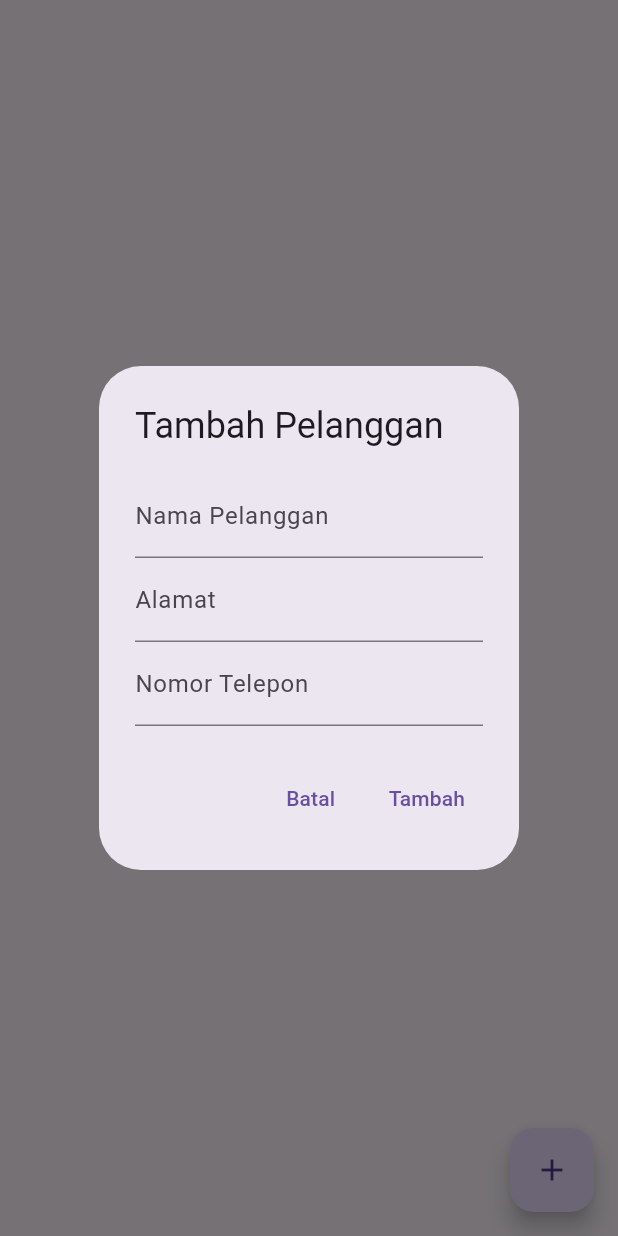
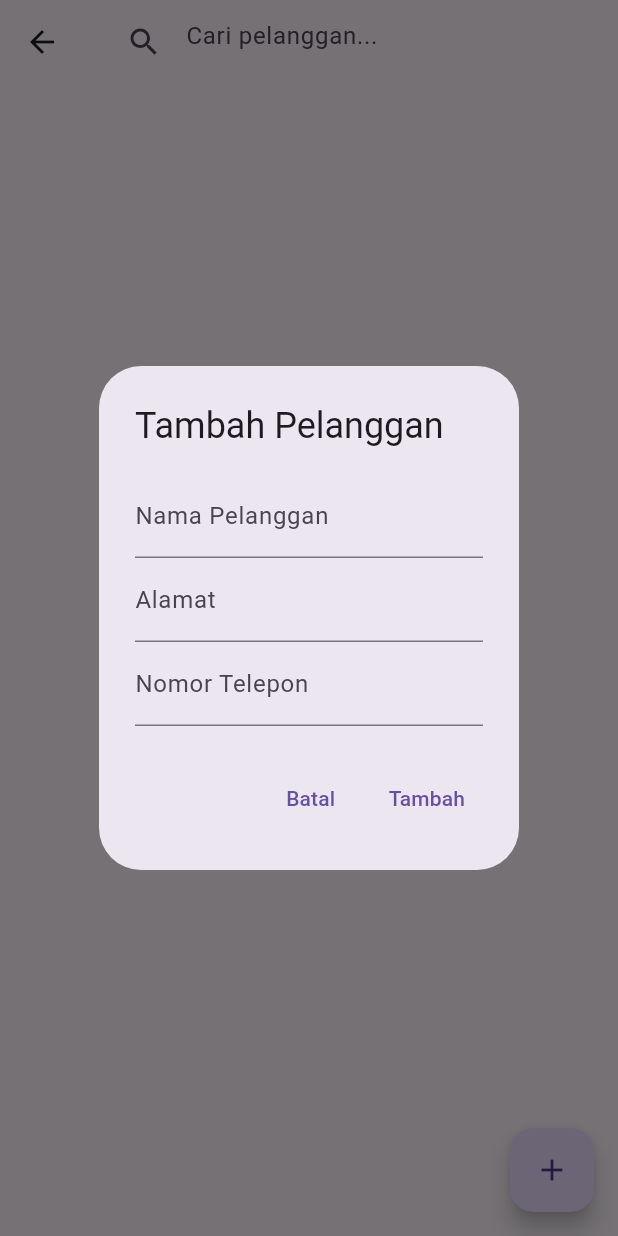
Before and after one commit to RaflyEsa/ukk_2025, a Flutter app: the PelangganPage screen opened directly, after a tap on the "add" icon, on a phone screen of 412 x 824 dp. Run offline on Flutter 3.47's test engine with Material 3 defaults, Android fonts, the phone set to English and light mode, and no system bars; our stand-ins replace supabase_flutter; accounts and stored records are empty.

```diff
--- a/lib/pelanggan/pelanggan.dart
+++ b/lib/pelanggan/pelanggan.dart
@@ -8,6 +8,10 @@ class PelangganPage extends StatefulWidget {
 
 class _PelangganPageState extends State<PelangganPage> {
   List<Map<String, dynamic>> _pelanggan = [];
+  List<Map<String, dynamic>> _filteredPelanggan = [];
+  String _searchQuery = '';
+
+
   final TextEditingController _namaController = TextEditingController();
   final TextEditingController _alamatController = TextEditingController();
   final TextEditingController _teleponController = TextEditingController();
@@ -25,11 +29,25 @@ class _PelangganPageState extends State<PelangganPage> {
       final response = await supabase.from('pelanggan').select().order('pelanggan_id');
       setState(() {
         _pelanggan = List<Map<String, dynamic>>.from(response);
+         _filterPelanggan(_searchQuery);
       });
     } catch (e) {
       print('Error fetching pelanggan: $e');
     }
   }
+
+   void _filterPelanggan(String query) { //Fungsi untuk memfilter pelanggan berdasarkan pencarian
+    setState(() {
+      _searchQuery = query;
+      _filteredPelanggan = _pelanggan
+          .where((pelanggan) =>
+              pelanggan['nama_pelanggan'].toLowerCase().contains(query.toLowerCase()) ||
+              pelanggan['nomor_telepon'].toLowerCase().contains(query.toLowerCase()))
+          .toList();
+    });
+  }
+
+
 
   Future<void> addPelanggan() async {
   if (_namaController.text.isEmpty || _alamatController.text.isEmpty || _teleponController.text.isEmpty) {
@@ -257,10 +275,28 @@ Future<void> editPelanggan(int id, Map<String, dynamic> pelangganLama) async {
   @override
   Widget build(BuildContext context) {
     return Scaffold(
+       appBar: AppBar( //fitur pencarian
+        title: TextField(
+          onChanged: _filterPelanggan,
+          decoration: InputDecoration(
+            hintText: 'Cari pelanggan...',
+            border: InputBorder.none,
+            prefixIcon: Icon(Icons.search),
+            suffixIcon: _searchQuery.isNotEmpty
+                ? IconButton(
+                    icon: Icon(Icons.clear),
+                    onPressed: () {
+                      _filterPelanggan('');
+                    },
+                  )
+                : null,
+          ),
+        ),
+      ),
       body: ListView.builder(
-        itemCount: _pelanggan.length,
+        itemCount: _searchQuery.isEmpty ? _pelanggan.length : _filteredPelanggan.length,
         itemBuilder: (context, index) {
-          final pelanggan = _pelanggan[index];
+          final pelanggan = _searchQuery.isEmpty ? _pelanggan[index] : _filteredPelanggan[index];
           return Card(
             margin: EdgeInsets.symmetric(vertical: 8, horizontal: 16),
             child: ListTile(
--- a/pubspec.yaml
+++ b/pubspec.yaml
@@ -28,6 +28,7 @@ environment:
 # the latest version available on pub.dev. To see which dependencies have newer
 # versions available, run `flutter pub outdated`.
 dependencies:
+  intl: ^0.18.0
   flutter:
     sdk: flutter
   supabase_flutter: ^2.8.3
```
Also changed, not shown: lib/home_page/home_page.dart (+22 -22 lines), lib/transaksi/transaksi.dart (+69 -8 lines), pubspec.lock.
